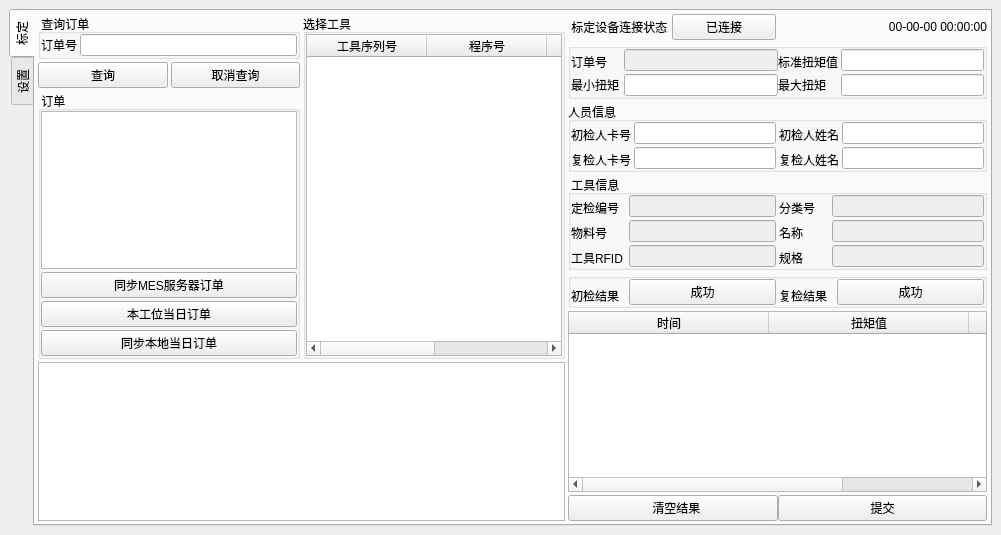
First picture: the form in ui/toolkit.ui, repository masami10/ts013_toolkits, before the edit.
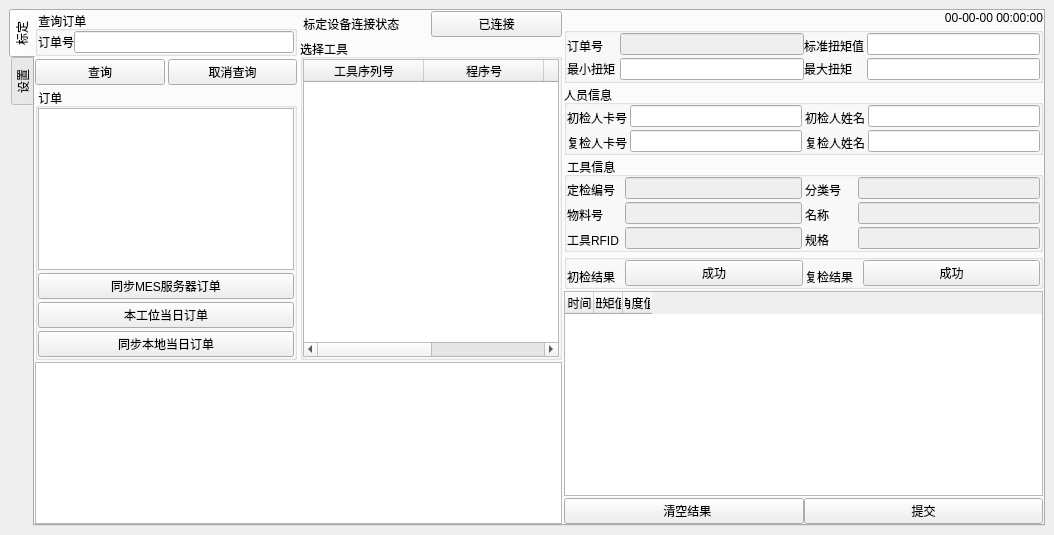
Second picture: the form after the edit.

Commit message: [IMP](styles): 修改界面样式，紧凑空间

Patch:
```diff
--- a/ui/toolkit.ui
+++ b/ui/toolkit.ui
@@ -6,8 +6,8 @@
    <rect>
     <x>0</x>
     <y>0</y>
-    <width>1001</width>
-    <height>525</height>
+    <width>1054</width>
+    <height>535</height>
    </rect>
   </property>
   <property name="sizePolicy">
@@ -62,29 +62,38 @@
        </attribute>
        <layout class="QHBoxLayout" name="horizontalLayout_17">
         <property name="spacing">
-         <number>3</number>
+         <number>0</number>
         </property>
         <property name="leftMargin">
-         <number>3</number>
+         <number>0</number>
         </property>
         <property name="topMargin">
-         <number>3</number>
+         <number>0</number>
         </property>
         <property name="rightMargin">
-         <number>3</number>
+         <number>0</number>
         </property>
         <property name="bottomMargin">
-         <number>3</number>
+         <number>0</number>
         </property>
         <item>
          <layout class="QHBoxLayout" name="horizontalLayout_8" stretch="0,3">
+          <property name="spacing">
+           <number>2</number>
+          </property>
           <property name="sizeConstraint">
            <enum>QLayout::SetDefaultConstraint</enum>
           </property>
           <item>
            <layout class="QVBoxLayout" name="verticalLayout_8">
+            <property name="spacing">
+             <number>2</number>
+            </property>
             <item>
              <layout class="QHBoxLayout" name="horizontalLayout_13">
+              <property name="spacing">
+               <number>3</number>
+              </property>
               <item>
                <layout class="QVBoxLayout" name="left3">
                 <property name="spacing">
@@ -100,7 +109,7 @@
                   </property>
                   <layout class="QVBoxLayout" name="verticalLayout_9">
                    <property name="spacing">
-                    <number>3</number>
+                    <number>0</number>
                    </property>
                    <property name="leftMargin">
                     <number>0</number>
@@ -116,8 +125,14 @@
                    </property>
                    <item>
                     <layout class="QFormLayout" name="formLayout">
+                     <property name="labelAlignment">
+                      <set>Qt::AlignBottom|Qt::AlignLeading|Qt::AlignLeft</set>
+                     </property>
                      <property name="horizontalSpacing">
-                      <number>3</number>
+                      <number>0</number>
+                     </property>
+                     <property name="verticalSpacing">
+                      <number>0</number>
                      </property>
                      <item row="0" column="0">
                       <widget class="QLabel" name="QueryOrderCodeLabel">
@@ -157,6 +172,9 @@
                   <property name="title">
                    <string> 订单</string>
                   </property>
+                  <property name="flat">
+                   <bool>true</bool>
+                  </property>
                   <layout class="QVBoxLayout" name="verticalLayout_5">
                    <property name="spacing">
                     <number>3</number>
@@ -191,7 +209,7 @@
                       <number>120</number>
                      </attribute>
                      <attribute name="horizontalHeaderStretchLastSection">
-                      <bool>true</bool>
+                      <bool>false</bool>
                      </attribute>
                      <attribute name="verticalHeaderVisible">
                       <bool>false</bool>
@@ -241,13 +259,48 @@
                </layout>
               </item>
               <item>
-               <layout class="QVBoxLayout" name="Left_2" stretch="0">
+               <layout class="QVBoxLayout" name="Left_2" stretch="0,0">
                 <property name="spacing">
-                 <number>3</number>
+                 <number>2</number>
                 </property>
                 <property name="sizeConstraint">
                  <enum>QLayout::SetFixedSize</enum>
                 </property>
+                <item>
+                 <widget class="QWidget" name="HomeDeviceConnStatusWidget" native="true">
+                  <layout class="QHBoxLayout" name="horizontalLayout_6">
+                   <property name="spacing">
+                    <number>0</number>
+                   </property>
+                   <property name="leftMargin">
+                    <number>0</number>
+                   </property>
+                   <property name="topMargin">
+                    <number>0</number>
+                   </property>
+                   <property name="rightMargin">
+                    <number>0</number>
+                   </property>
+                   <property name="bottomMargin">
+                    <number>0</number>
+                   </property>
+                   <item>
+                    <widget class="QLabel" name="HomeDeviceConnStatusLabel">
+                     <property name="text">
+                      <string> 标定设备连接状态</string>
+                     </property>
+                    </widget>
+                   </item>
+                   <item>
+                    <widget class="QPushButton" name="HomeDeviceConnStatusButton">
+                     <property name="text">
+                      <string>已连接</string>
+                     </property>
+                    </widget>
+                   </item>
+                  </layout>
+                 </widget>
+                </item>
                 <item>
                  <widget class="QGroupBox" name="groupBox_3">
                   <property name="title">
@@ -255,7 +308,7 @@
                   </property>
                   <layout class="QVBoxLayout" name="verticalLayout_7">
                    <property name="spacing">
-                    <number>3</number>
+                    <number>0</number>
                    </property>
                    <property name="leftMargin">
                     <number>0</number>
@@ -277,6 +330,12 @@
                        <height>0</height>
                       </size>
                      </property>
+                     <property name="styleSheet">
+                      <string notr="true"/>
+                     </property>
+                     <property name="showGrid">
+                      <bool>true</bool>
+                     </property>
                      <attribute name="horizontalHeaderCascadingSectionResizes">
                       <bool>true</bool>
                      </attribute>
@@ -339,55 +398,13 @@
           <item>
            <layout class="QVBoxLayout" name="Right_2" stretch="0,0,0,0,0,2,0">
             <property name="spacing">
-             <number>3</number>
+             <number>2</number>
             </property>
             <item>
              <layout class="QHBoxLayout" name="horizontalLayout_5">
               <property name="spacing">
-               <number>3</number>
+               <number>2</number>
               </property>
-              <item>
-               <layout class="QHBoxLayout" name="HomeDeviceConnStatusLayout">
-                <property name="spacing">
-                 <number>3</number>
-                </property>
-                <item>
-                 <widget class="QWidget" name="HomeDeviceConnStatusWidget" native="true">
-                  <layout class="QHBoxLayout" name="horizontalLayout_6">
-                   <property name="spacing">
-                    <number>0</number>
-                   </property>
-                   <property name="leftMargin">
-                    <number>0</number>
-                   </property>
-                   <property name="topMargin">
-                    <number>0</number>
-                   </property>
-                   <property name="rightMargin">
-                    <number>0</number>
-                   </property>
-                   <property name="bottomMargin">
-                    <number>0</number>
-                   </property>
-                   <item>
-                    <widget class="QLabel" name="HomeDeviceConnStatusLabel">
-                     <property name="text">
-                      <string> 标定设备连接状态</string>
-                     </property>
-                    </widget>
-                   </item>
-                   <item>
-                    <widget class="QPushButton" name="HomeDeviceConnStatusButton">
-                     <property name="text">
-                      <string>已连接</string>
-                     </property>
-                    </widget>
-                   </item>
-                  </layout>
-                 </widget>
-                </item>
-               </layout>
-              </item>
               <item>
                <widget class="QLabel" name="timeLabel">
                 <property name="styleSheet">
@@ -770,7 +787,7 @@
               </property>
               <layout class="QHBoxLayout" name="horizontalLayout_11">
                <property name="spacing">
-                <number>3</number>
+                <number>2</number>
                </property>
                <property name="leftMargin">
                 <number>0</number>
@@ -853,10 +870,10 @@
                <bool>true</bool>
               </attribute>
               <attribute name="horizontalHeaderDefaultSectionSize">
-               <number>200</number>
+               <number>29</number>
               </attribute>
               <attribute name="horizontalHeaderStretchLastSection">
-               <bool>true</bool>
+               <bool>false</bool>
               </attribute>
               <column>
                <property name="text">
```
Left out of the diff: 18 changed lines with no effect on the pictures. The commit also changes 3 other files.
